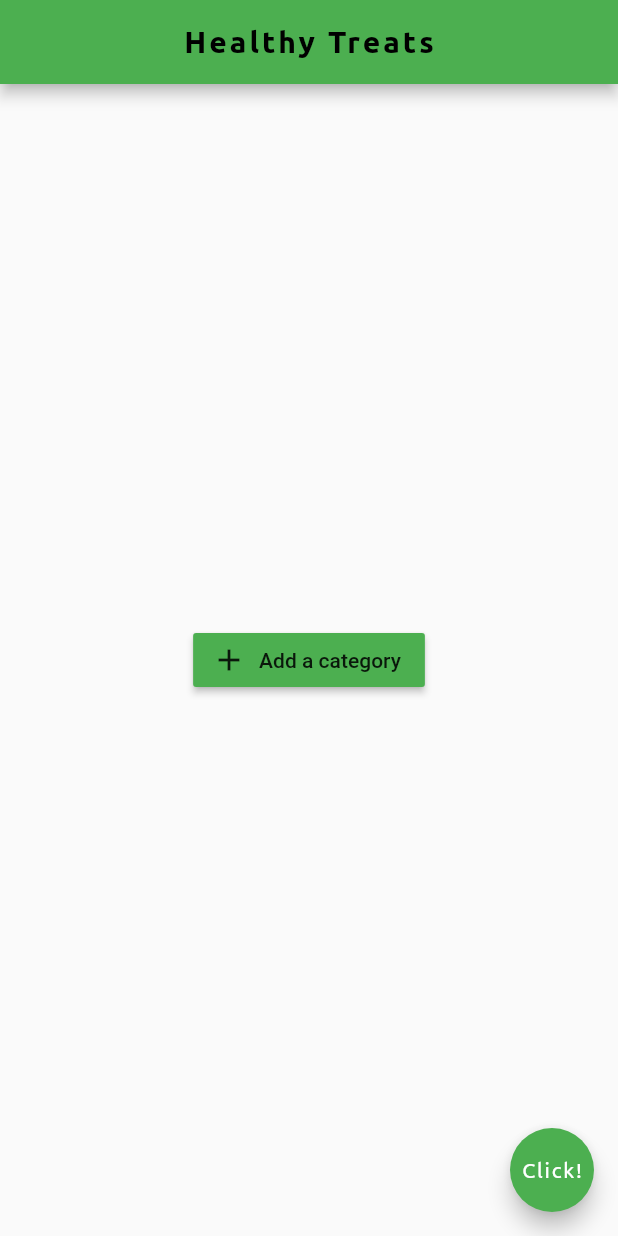
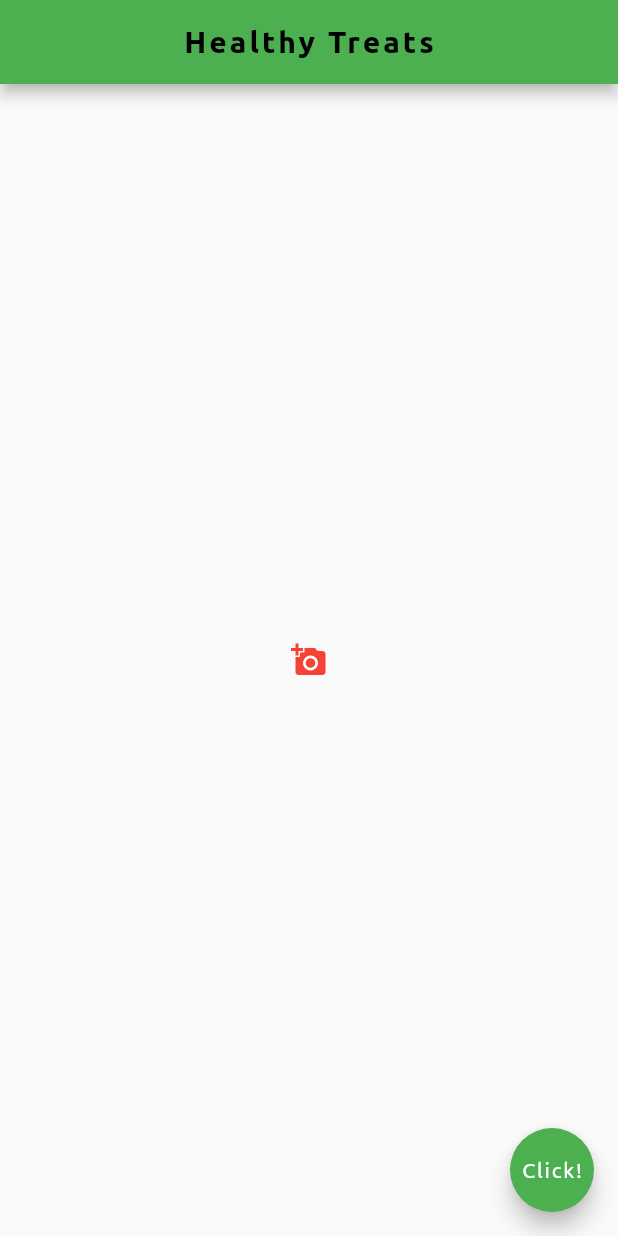
Before and after one commit to Allanetizen/flutter, a Flutter app: the screen it shows after launch, on a phone screen of 412 x 824 dp. Run offline on Flutter 3.47's test engine with Material 2 defaults, Android fonts, the phone set to English and light mode, and no system bars; project files that could hold a hidden picture were left out.

Commit message:
icon buttons

```diff
--- a/lib/main.dart
+++ b/lib/main.dart
@@ -22,17 +22,15 @@
                         backgroundColor: Colors.green,
                       ),
                       body: Center(
-                        child: RaisedButton.icon(
-                          //raised button has a shadow unlike FlatButton
-                          onPressed: () {
-                            },
-                          icon: Icon(
-                              Icons.add ,
-                          ),
-                          label: Text('Add a category'),
-                          color: Colors.green,
+                        child: IconButton(
+                          onPressed: (){
+                            print('Clicked dyd');
+                          },
+                          icon:Icon(Icons.add_a_photo) ,
+                          color: Colors.red
                         ),
-                      ),
+                        ),
+
 
                       floatingActionButton: FloatingActionButton(
                         onPressed: () {},
```
